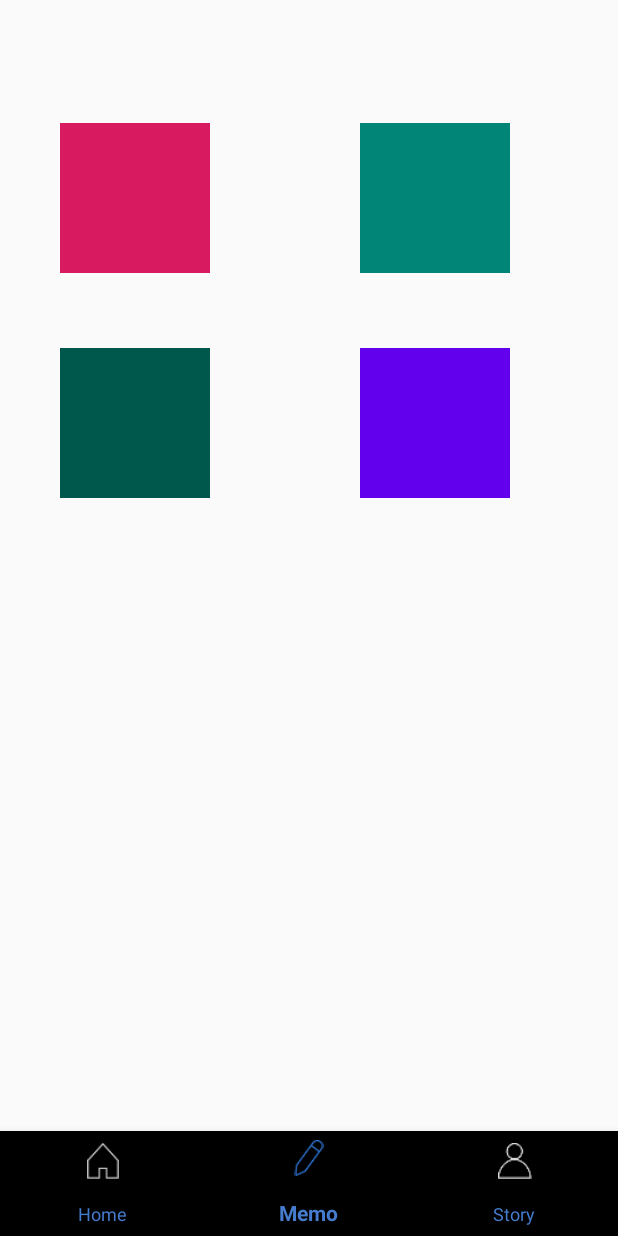
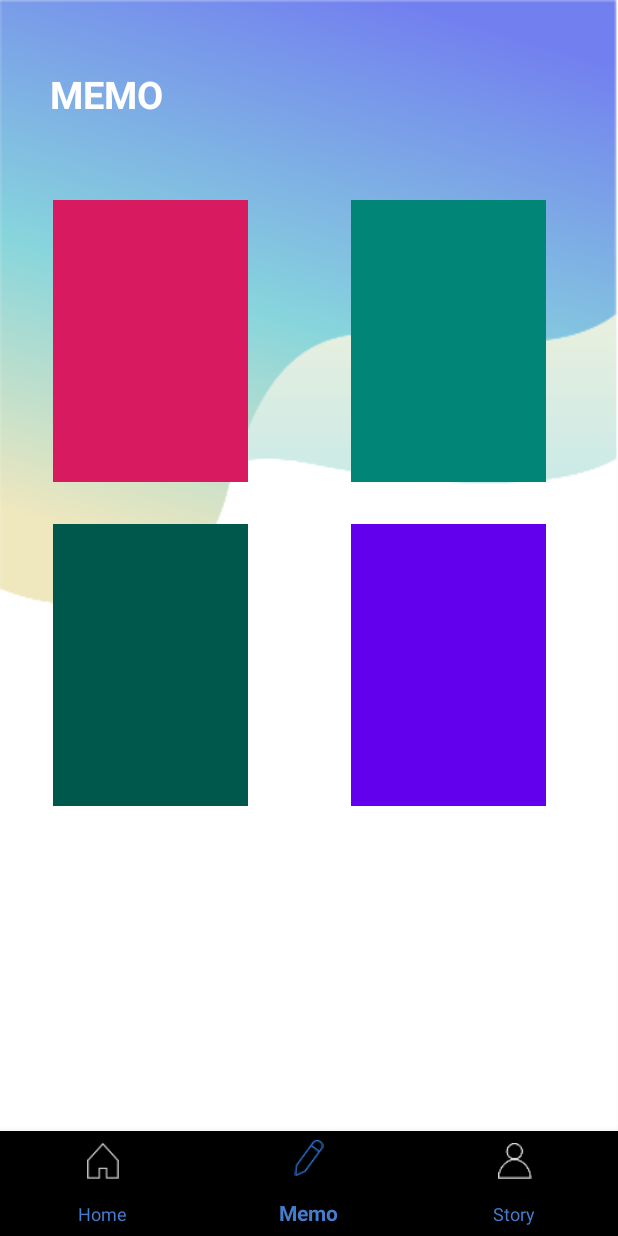
Before and after one commit to mtw9411/2019_Khuthon, an Android app: the screen it shows after launch (MainActivity), item 2 of the bottom bar chosen, on a phone screen of 412 x 824 dp. Run offline under Robolectric (Android 15) with nearby library versions, the phone set to English and light mode, and no system bars.

Commit message:
no message

```diff
--- a/Khuthon2019/app/src/main/res/layout/activity_navi_memo.xml
+++ b/Khuthon2019/app/src/main/res/layout/activity_navi_memo.xml
@@ -4,45 +4,66 @@
     xmlns:tools="http://schemas.android.com/tools"
     android:layout_width="match_parent"
     android:layout_height="match_parent"
-    tools:context=".navi_memo">
+    tools:context=".navi_memo"
+    android:background="@mipmap/background_memo">
 
     <ImageView
         android:id="@+id/memo_checklist"
-        android:layout_width="100dp"
-        android:layout_height="100dp"
-        android:layout_marginStart="40dp"
-        android:layout_marginLeft="40dp"
-        android:layout_marginTop="82dp"
+        android:layout_width="130dp"
+        android:layout_height="188dp"
+        android:layout_marginStart="35dp"
+        android:layout_marginLeft="35dp"
+        android:layout_marginTop="53dp"
         android:src="@color/colorAccent"
         app:layout_constraintStart_toStartOf="parent"
-        app:layout_constraintTop_toTopOf="parent" />
+        app:layout_constraintTop_toBottomOf="@+id/textView3" />
 
     <ImageView
         android:id="@+id/memo_plan"
-        android:layout_width="100dp"
-        android:layout_height="100dp"
-        android:layout_marginStart="100dp"
-        android:layout_marginLeft="100dp"
+        android:layout_width="130dp"
+        android:layout_height="188dp"
+        android:layout_marginStart="28dp"
+        android:layout_marginLeft="28dp"
+        android:layout_marginEnd="8dp"
+        android:layout_marginRight="8dp"
         android:src="@color/colorPrimary"
+        app:layout_constraintEnd_toEndOf="parent"
         app:layout_constraintStart_toEndOf="@+id/memo_checklist"
         app:layout_constraintTop_toTopOf="@+id/memo_checklist" />
 
     <ImageView
         android:id="@+id/memo_things"
-        android:layout_width="100dp"
-        android:layout_height="100dp"
-        android:layout_marginTop="50dp"
+        android:layout_width="130dp"
+        android:layout_height="188dp"
+        android:layout_marginTop="28dp"
         android:src="@color/colorPrimaryDark"
         app:layout_constraintStart_toStartOf="@+id/memo_checklist"
         app:layout_constraintTop_toBottomOf="@+id/memo_checklist" />
 
     <ImageView
         android:id="@+id/memo_food"
-        android:layout_width="100dp"
-        android:layout_height="100dp"
-        android:layout_marginStart="100dp"
-        android:layout_marginLeft="100dp"
+        android:layout_width="130dp"
+        android:layout_height="188dp"
+        android:layout_marginStart="28dp"
+        android:layout_marginLeft="28dp"
+        android:layout_marginEnd="8dp"
+        android:layout_marginRight="8dp"
         android:src="@color/design_default_color_primary"
+        app:layout_constraintEnd_toEndOf="parent"
         app:layout_constraintStart_toEndOf="@+id/memo_things"
         app:layout_constraintTop_toTopOf="@+id/memo_things" />
+
+    <TextView
+        android:id="@+id/textView3"
+        android:layout_width="wrap_content"
+        android:layout_height="wrap_content"
+        android:layout_marginStart="33dp"
+        android:layout_marginLeft="33dp"
+        android:layout_marginTop="45dp"
+        android:text="MEMO"
+        android:textColor="#ffffff"
+        android:textSize="25sp"
+        android:textStyle="bold"
+        app:layout_constraintStart_toStartOf="parent"
+        app:layout_constraintTop_toTopOf="parent" />
 </android.support.constraint.ConstraintLayout>
```
Also changed, not shown: Khuthon2019/app/src/main/res/mipmap-xxhdpi/background_memo.png (added).
